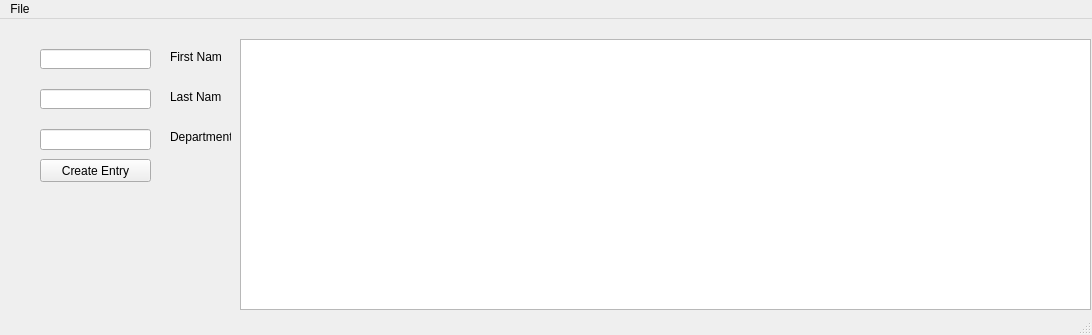
Qt form inventory_window.ui (chmod-sorind/QTInventory) before a commit.
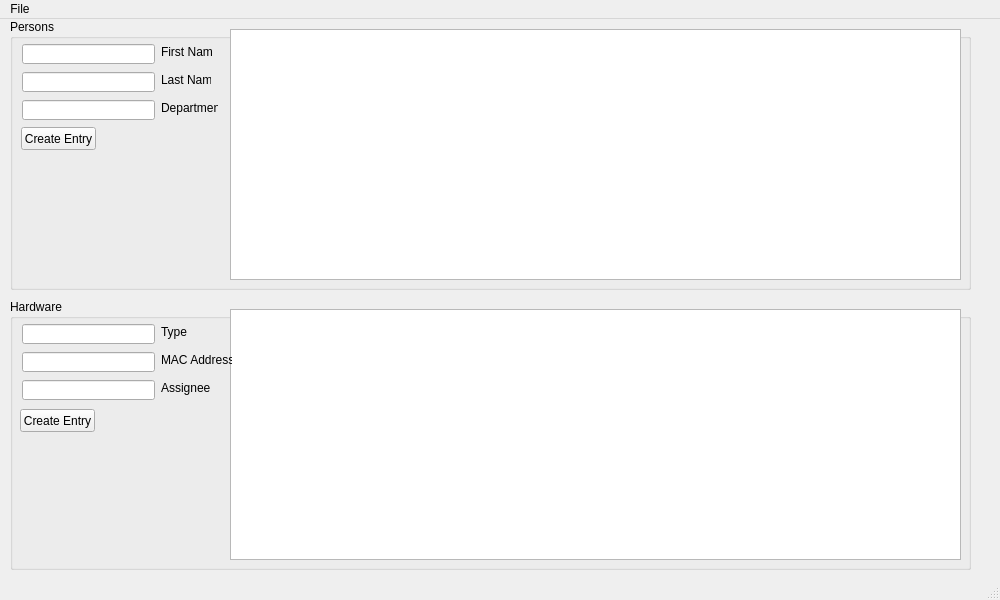
The same form after that commit.

Commit message: list 2 tables

The edit to the form file:
```diff
--- a/inventory_window.ui
+++ b/inventory_window.ui
@@ -6,23 +6,53 @@
    <rect>
     <x>0</x>
     <y>0</y>
-    <width>1092</width>
-    <height>335</height>
+    <width>1000</width>
+    <height>600</height>
    </rect>
   </property>
+  <property name="sizePolicy">
+   <sizepolicy hsizetype="Fixed" vsizetype="Fixed">
+    <horstretch>0</horstretch>
+    <verstretch>0</verstretch>
+   </sizepolicy>
+  </property>
+  <property name="minimumSize">
+   <size>
+    <width>1000</width>
+    <height>600</height>
+   </size>
+  </property>
+  <property name="maximumSize">
+   <size>
+    <width>1000</width>
+    <height>600</height>
+   </size>
+  </property>
   <property name="windowTitle">
    <string>inventory_window</string>
   </property>
   <widget class="QWidget" name="centralWidget">
-   <widget class="QTableView" name="tableView">
+   <widget class="QGroupBox" name="groupBox">
     <property name="geometry">
      <rect>
-      <x>240</x>
-      <y>20</y>
-      <width>851</width>
+      <x>10</x>
+      <y>0</y>
+      <width>961</width>
       <height>271</height>
      </rect>
     </property>
+    <property name="title">
+     <string>Persons</string>
+    </property>
+    <widget class="QTableView" name="tableViewPerson">
+     <property name="geometry">
+      <rect>
+       <x>220</x>
+       <y>10</y>
+       <width>731</width>
+       <height>251</height>
+      </rect>
+     </property>
     <property name="alternatingRowColors">
      <bool>true</bool>
     </property>
@@ -33,41 +63,47 @@
      <bool>false</bool>
     </property>
    </widget>
-   <widget class="QLineEdit" name="firstNameLineEdit">
+    <widget class="QPushButton" name="pushButtonCreatePerson">
     <property name="geometry">
      <rect>
-      <x>40</x>
-      <y>30</y>
-      <width>111</width>
-      <height>20</height>
-     </rect>
-    </property>
-   </widget>
-   <widget class="QLineEdit" name="lastNameLineEdit">
+       <x>11</x>
+       <y>108</y>
+       <width>75</width>
+       <height>23</height>
+      </rect>
+     </property>
+     <property name="text">
+      <string>Create Entry</string>
+     </property>
+    </widget>
+    <widget class="QLabel" name="label_3">
     <property name="geometry">
      <rect>
-      <x>40</x>
-      <y>70</y>
-      <width>111</width>
-      <height>20</height>
-     </rect>
-    </property>
+       <x>151</x>
+       <y>81</y>
+       <width>57</width>
+       <height>16</height>
+      </rect>
+     </property>
+     <property name="text">
+      <string>Department</string>
+     </property>
    </widget>
    <widget class="QLineEdit" name="departmentLineEdit">
     <property name="geometry">
      <rect>
-      <x>40</x>
-      <y>110</y>
-      <width>111</width>
-      <height>21</height>
+       <x>12</x>
+       <y>81</y>
+       <width>133</width>
+       <height>20</height>
      </rect>
     </property>
    </widget>
    <widget class="QLabel" name="label">
     <property name="geometry">
      <rect>
-      <x>170</x>
-      <y>30</y>
+       <x>151</x>
+       <y>25</y>
       <width>51</width>
       <height>16</height>
      </rect>
@@ -76,12 +112,35 @@
      <string>First Name</string>
     </property>
    </widget>
+    <widget class="QLineEdit" name="firstNameLineEdit">
+     <property name="geometry">
+      <rect>
+       <x>12</x>
+       <y>25</y>
+       <width>133</width>
+       <height>20</height>
+      </rect>
+     </property>
+    </widget>
+    <widget class="QLineEdit" name="lastNameLineEdit">
+     <property name="enabled">
+      <bool>true</bool>
+     </property>
+     <property name="geometry">
+      <rect>
+       <x>12</x>
+       <y>53</y>
+       <width>133</width>
+       <height>20</height>
+      </rect>
+     </property>
+    </widget>
    <widget class="QLabel" name="label_2">
     <property name="geometry">
      <rect>
-      <x>170</x>
-      <y>70</y>
-      <width>51</width>
+       <x>151</x>
+       <y>53</y>
+       <width>50</width>
       <height>16</height>
      </rect>
     </property>
@@ -89,31 +148,123 @@
      <string>Last Name</string>
     </property>
    </widget>
-   <widget class="QLabel" name="label_3">
+   </widget>
+   <widget class="QGroupBox" name="groupBox_2">
     <property name="geometry">
      <rect>
-      <x>170</x>
+      <x>10</x>
+      <y>280</y>
+      <width>961</width>
+      <height>271</height>
+     </rect>
+    </property>
+    <property name="title">
+     <string>Hardware</string>
+    </property>
+    <widget class="QTableView" name="tableViewHardware">
+     <property name="geometry">
+      <rect>
+       <x>220</x>
+       <y>10</y>
+       <width>731</width>
+       <height>251</height>
+      </rect>
+     </property>
+     <property name="alternatingRowColors">
+      <bool>true</bool>
+     </property>
+     <property name="selectionMode">
+      <enum>QAbstractItemView::ContiguousSelection</enum>
+     </property>
+     <property name="wordWrap">
+      <bool>false</bool>
+     </property>
+    </widget>
+    <widget class="QPushButton" name="pushButtonCreateHardware">
+     <property name="geometry">
+      <rect>
+       <x>10</x>
       <y>110</y>
-      <width>61</width>
-      <height>16</height>
-     </rect>
-    </property>
-    <property name="text">
-     <string>Department</string>
-    </property>
-   </widget>
-   <widget class="QPushButton" name="pushButton">
-    <property name="geometry">
-     <rect>
-      <x>40</x>
-      <y>140</y>
-      <width>111</width>
+       <width>75</width>
       <height>23</height>
      </rect>
     </property>
     <property name="text">
      <string>Create Entry</string>
     </property>
+    </widget>
+    <widget class="QLabel" name="label_4">
+     <property name="geometry">
+      <rect>
+       <x>151</x>
+       <y>81</y>
+       <width>57</width>
+       <height>16</height>
+      </rect>
+     </property>
+     <property name="text">
+      <string>Assignee</string>
+     </property>
+    </widget>
+    <widget class="QLineEdit" name="hwAsigneeLineEdit">
+     <property name="geometry">
+      <rect>
+       <x>12</x>
+       <y>81</y>
+       <width>133</width>
+       <height>20</height>
+      </rect>
+     </property>
+    </widget>
+    <widget class="QLabel" name="label_5">
+     <property name="geometry">
+      <rect>
+       <x>151</x>
+       <y>25</y>
+       <width>51</width>
+       <height>16</height>
+      </rect>
+     </property>
+     <property name="text">
+      <string>Type</string>
+     </property>
+    </widget>
+    <widget class="QLineEdit" name="hwTypeLineEdit">
+     <property name="geometry">
+      <rect>
+       <x>12</x>
+       <y>25</y>
+       <width>133</width>
+       <height>20</height>
+      </rect>
+     </property>
+    </widget>
+    <widget class="QLineEdit" name="hwPrimaryMacLineEdit">
+     <property name="enabled">
+      <bool>true</bool>
+     </property>
+     <property name="geometry">
+      <rect>
+       <x>12</x>
+       <y>53</y>
+       <width>133</width>
+       <height>20</height>
+      </rect>
+     </property>
+    </widget>
+    <widget class="QLabel" name="label_6">
+     <property name="geometry">
+      <rect>
+       <x>151</x>
+       <y>53</y>
+       <width>71</width>
+       <height>16</height>
+      </rect>
+     </property>
+     <property name="text">
+      <string>MAC Address</string>
+     </property>
+    </widget>
    </widget>
   </widget>
   <widget class="QMenuBar" name="menuBar">
@@ -121,7 +272,7 @@
     <rect>
      <x>0</x>
      <y>0</y>
-     <width>1092</width>
+     <width>1000</width>
      <height>21</height>
     </rect>
    </property>
```
Lines whose indentation alone changed are shown as unchanged. The commit also changes 2 other files.
